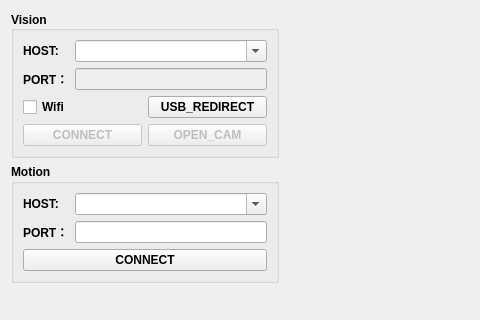
The window that src/gui/ui/networkpage.ui (joeaaron/AutoCalib) describes before a commit, drawn with Qt 5; both pictures show x 0 to 480 and y 0 to 320 of the 1074 by 562 pixel window.
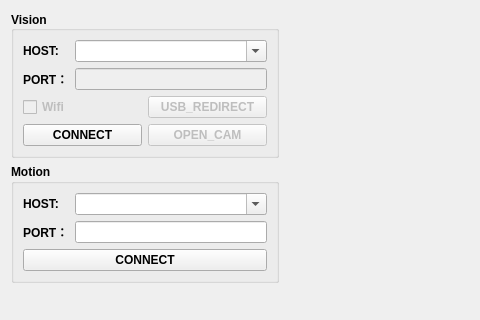
The same window after the commit.

Patch:
```diff
--- a/src/gui/ui/networkpage.ui
+++ b/src/gui/ui/networkpage.ui
@@ -94,6 +94,9 @@
        <layout class="QHBoxLayout" name="horizontalLayout_5">
         <item>
          <widget class="QCheckBox" name="wifiCheckBox">
+          <property name="enabled">
+           <bool>false</bool>
+          </property>
           <property name="text">
            <string>Wifi</string>
           </property>
@@ -101,6 +104,9 @@
         </item>
         <item>
          <widget class="QPushButton" name="visionUSBRedirectBtn">
+          <property name="enabled">
+           <bool>false</bool>
+          </property>
           <property name="text">
            <string>USB_REDIRECT</string>
           </property>
@@ -119,7 +125,7 @@
         <item>
          <widget class="QPushButton" name="visionConnectBtn">
           <property name="enabled">
-           <bool>false</bool>
+           <bool>true</bool>
           </property>
           <property name="text">
            <string>CONNECT</string>
```
